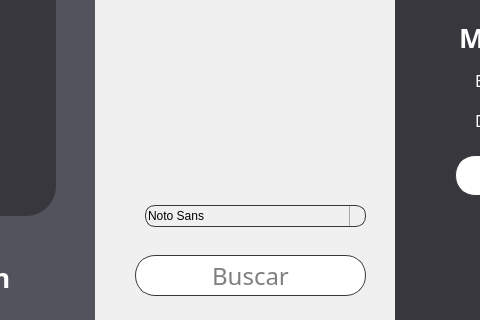
Before: the Qt Designer form app/frontend/pantalla_adeudo_cobrador.ui in uRicardoCaballero/Radcomtest, drawn with Qt 5; both pictures show x 245 to 725 and y 405 to 725 of the 1275 by 725 pixel window.
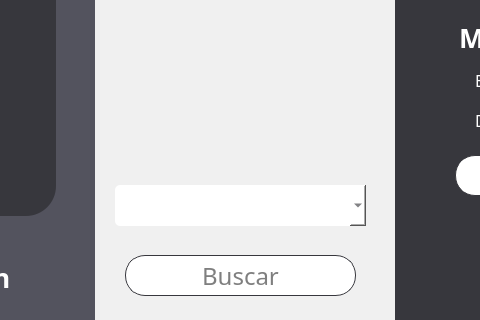
After: the same form once the commit is applied. Icons and pictures are not drawn.

Diff of the .ui file:
```diff
--- a/app/frontend/pantalla_adeudo_cobrador.ui
+++ b/app/frontend/pantalla_adeudo_cobrador.ui
@@ -800,7 +800,7 @@
    <widget class="QLineEdit" name="lineEdit">
     <property name="geometry">
      <rect>
-      <x>40</x>
+      <x>30</x>
       <y>660</y>
       <width>231</width>
       <height>41</height>
@@ -832,60 +832,30 @@
      <string>Buscar</string>
     </property>
    </widget>
-   <widget class="QFontComboBox" name="Filtro">
+   <widget class="QComboBox" name="Select1">
     <property name="geometry">
      <rect>
-      <x>50</x>
-      <y>610</y>
-      <width>221</width>
-      <height>22</height>
+      <x>20</x>
+      <y>590</y>
+      <width>251</width>
+      <height>41</height>
      </rect>
     </property>
     <property name="font">
      <font>
       <family>Montserrat</family>
-      <pointsize>14</pointsize>
+      <pointsize>-1</pointsize>
      </font>
     </property>
     <property name="styleSheet">
-     <string notr="true">QFontComboBox{
-	border: 1px solid #37373d;
-	border-radius: 10px;
-	background: transparent;
-}
-QComboBox::drop-down {
-    subcontrol-origin: padding;
-    subcontrol-position: top right;
-    width: 15px;
-    border-left-width: 1px;
-    border-left-color: darkgray;
-    border-left-style: solid;
-    border-top-right-radius: 3px;
-    border-bottom-right-radius: 3px;
-    background: transparent;  /* Fondo transparente */
-}
-
-QComboBox::down-arrow {
-    image: url(none); /* Borra cualquier imagen personalizada */
-    width: 10px;  /* Tamaño predeterminado de la flecha */
-    height: 10px;
-}
-
-QComboBox::down-arrow {
-    image: url(:/qt-project.org/styles/commonstyle/images/arrow-down-16.png);  /* Restaura la flecha predeterminada */
+     <string notr="true">QComboBox{
+ 	background: #FFFFFF;
+	color: #37373d;
+	border-radius: 5px;
+	font-family: Montserrat; /* Type of font */
+    font-size: 16px;                /* Size of the text */
 }</string>
     </property>
-    <property name="currentText">
-     <string/>
-    </property>
-    <property name="currentFont">
-     <font>
-      <family>Montserrat</family>
-      <pointsize>14</pointsize>
-      <weight>50</weight>
-      <bold>false</bold>
-     </font>
-    </property>
    </widget>
   </widget>
   <widget class="QLabel" name="label">
```
Left out of the diff: 2 changed lines with no effect on the pictures.
